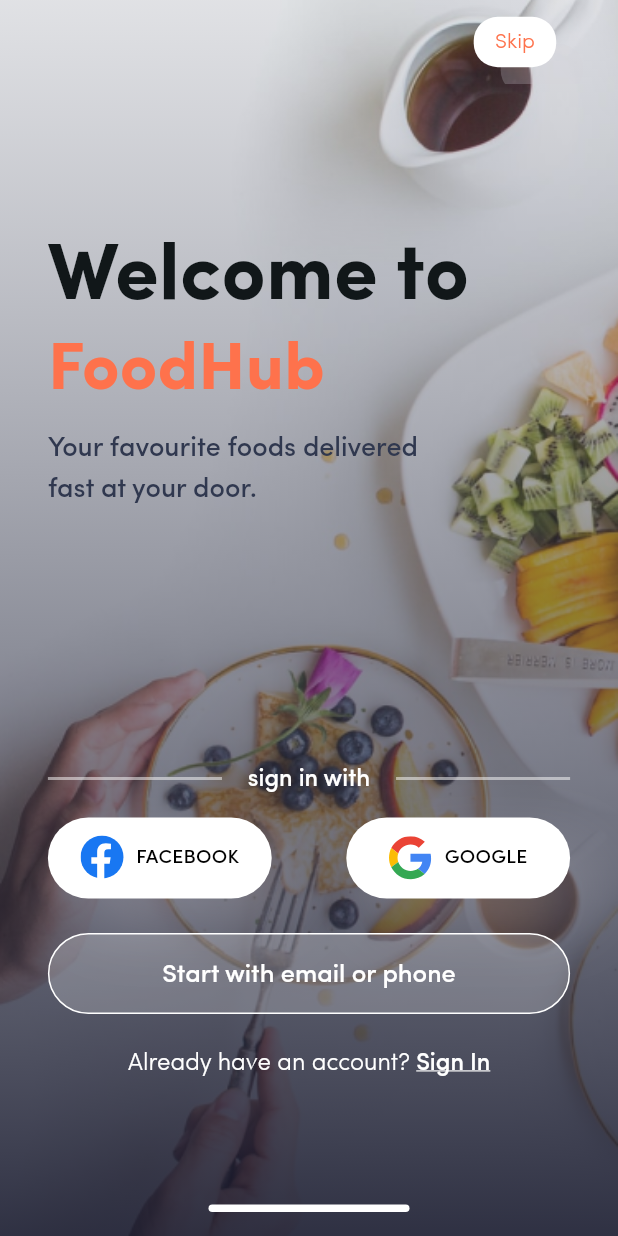
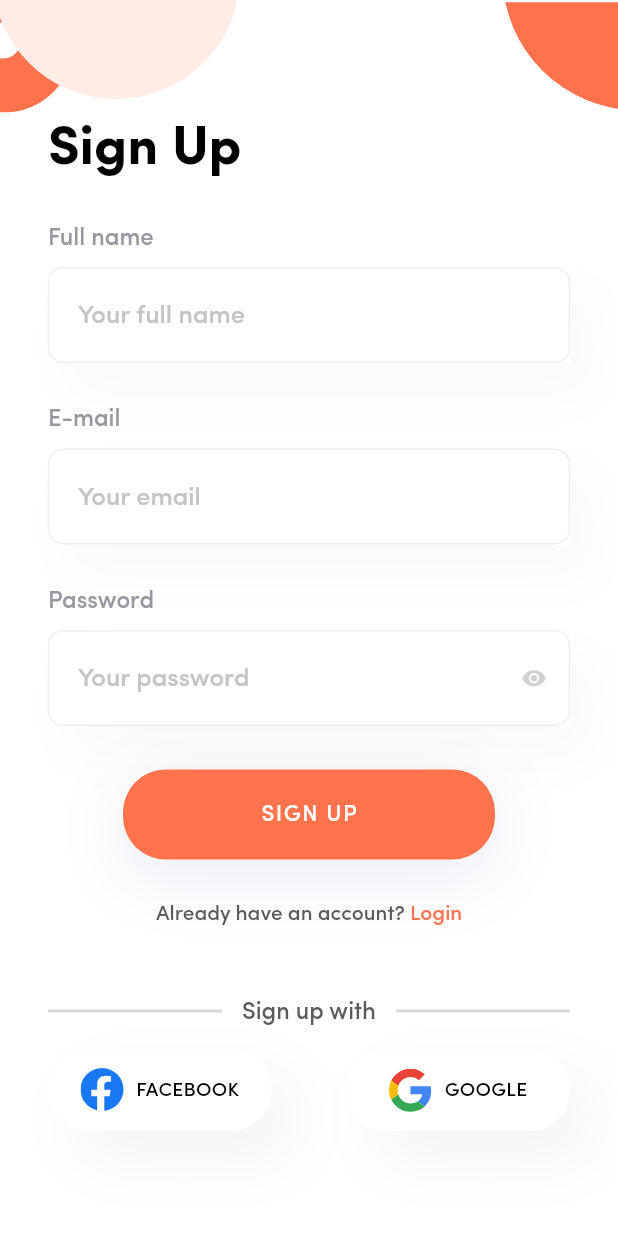
Before and after one commit to TuNinh99/food_app, a Flutter app: the screen it shows after launch, on a phone screen of 412 x 824 dp. Run offline on Flutter 3.47's test engine with Material 2 defaults, Android fonts, the light colour scheme and no system bars; our stand-ins replace device_preview, flutter_svg.

Commit message:
Signup page

```diff
--- a/lib/main.dart
+++ b/lib/main.dart
@@ -4,6 +4,7 @@ import 'package:flutter/material.dart';
 import 'package:food_app/pages/category_page.dart';
 import 'package:food_app/pages/food_page.dart';
 import 'package:food_app/pages/home_page.dart';
+import 'package:food_app/pages/signup_page.dart';
 import 'package:food_app/pages/splash_page.dart';
 import 'package:food_app/pages/welcome_page.dart';
 
@@ -32,10 +33,11 @@ class FoodApp extends StatelessWidget {
         primarySwatch: Colors.blue,
       ),
       // home: const HomePage(),
-      initialRoute: '$WelcomePage',
+      initialRoute: '$SignUpPage',
       routes: {
         '$SplashPage': (context) => const SplashPage(),
         '$WelcomePage': (context) => const WelcomePage(),
+        '$SignUpPage': (context) => const SignUpPage(),
         '$HomePage': (context) => const HomePage(),
         '$FoodPage': (context) => const FoodPage(),
         '$CategoryPage': (context) => const CategoryPage(),
--- /dev/null
+++ b/lib/pages/signup_page.dart
@@ -0,0 +1,233 @@
+import 'package:flutter/material.dart';
+import 'package:flutter_svg/flutter_svg.dart';
+import 'package:food_app/utils/common_define.dart';
+import 'package:food_app/utils/themes.dart';
+import 'package:food_app/widgets/signin_buttonm_group.dart';
+
+class SignUpPage extends StatelessWidget {
+  const SignUpPage({super.key});
+
+  @override
+  Widget build(BuildContext context) {
+    final Size size = MediaQuery.of(context).size;
+    return Scaffold(
+      backgroundColor: kColorWhite,
+      body: Column(
+        crossAxisAlignment: CrossAxisAlignment.start,
+        children: [
+          Row(
+            mainAxisAlignment: MainAxisAlignment.spaceBetween,
+            children: [
+              SvgPicture.asset('assets/images/topLeft_cover.svg'),
+              SvgPicture.asset('assets/images/topRight_cover.svg'),
+            ],
+          ),
+          Padding(
+            padding: EdgeInsets.symmetric(horizontal: size.width * 0.0775),
+            child: Column(
+              crossAxisAlignment: CrossAxisAlignment.start,
+              children: [
+                Text(
+                  'Sign Up',
+                  style: PrimaryFont.semiBold(36.5).copyWith(
+                    color: kColorBlack,
+                    height: 1.2,
+                  ),
+                ),
+                SizedBox(
+                  height: size.height > 800 ? 31 : 10,
+                ),
+                const _InputGroup(
+                  title: 'Full name',
+                  hintText: 'Your full name',
+                ),
+                SizedBox(
+                  height: size.height > 800 ? 29 : 10,
+                ),
+                const _InputGroup(
+                  title: 'E-mail',
+                  hintText: 'Your email',
+                  inputType: InputType.Email,
+                ),
+                SizedBox(
+                  height: size.height > 800 ? 29 : 10,
+                ),
+                const _InputGroup(
+                  title: 'Password',
+                  hintText: 'Your password',
+                  inputType: InputType.Password,
+                ),
+                SizedBox(
+                  height: size.height > 800 ? 29 : 20,
+                ),
+                Center(
+                  child: Container(
+                    height: 60,
+                    width: 248,
+                    decoration: const BoxDecoration(
+                      color: kColorPrimary,
+                      borderRadius: BorderRadius.all(
+                        Radius.circular(28.5),
+                      ),
+                      boxShadow: [
+                        BoxShadow(
+                          offset: Offset(0, 10),
+                          blurRadius: 40,
+                          color: Color.fromRGBO(122, 129, 190, 0.16),
+                        )
+                      ],
+                    ),
+                    child: Center(
+                      child: Text(
+                        'SIGN UP',
+                        style: PrimaryFont.medium(15).copyWith(
+                          color: kColorWhite,
+                          height: 1,
+                          letterSpacing: 1,
+                        ),
+                      ),
+                    ),
+                  ),
+                ),
+                SizedBox(
+                  height: size.height > 800 ? 29 : 15,
+                ),
+                Center(
+                  child: RichText(
+                    text: TextSpan(
+                      text: 'Already have an account? ',
+                      style: PrimaryFont.medium(14).copyWith(
+                        color: const Color(0XFF5B5B5E),
+                        height: 1,
+                      ),
+                      children: [
+                        TextSpan(
+                          text: 'Login',
+                          style: PrimaryFont.medium(14).copyWith(
+                            color: kColorPrimary,
+                            height: 1,
+                          ),
+                        ),
+                      ],
+                    ),
+                  ),
+                ),
+                // const Spacer(),
+                SizedBox(
+                  height: size.height > 800 ? 50 : 15,
+                ),
+                const SignInButtonGroup(
+                  titleGroup: 'Sign up with',
+                  textColor: Color(0XFF5B5B5E),
+                  lineColor: Color.fromRGBO(179, 179, 179, 0.5),
+                ),
+              ],
+            ),
+          ),
+        ],
+      ),
+    );
+  }
+}
+
+class _InputGroup extends StatefulWidget {
+  const _InputGroup(
+      {this.title = '', this.hintText = '', this.inputType = InputType.Normal});
+
+  final String title;
+  final String hintText;
+  final InputType inputType;
+
+  @override
+  State<_InputGroup> createState() => _InputGroupState();
+}
+
+class _InputGroupState extends State<_InputGroup> {
+  bool _isHidePassword = true;
+
+  @override
+  Widget build(BuildContext context) {
+    return Column(
+      crossAxisAlignment: CrossAxisAlignment.start,
+      children: [
+        Text(
+          widget.title,
+          style: PrimaryFont.medium(16).copyWith(
+            color: const Color(0XFF9796A1),
+            height: 1,
+          ),
+        ),
+        const SizedBox(
+          height: 12,
+        ),
+        Container(
+          decoration: const BoxDecoration(
+            color: kColorWhite,
+            boxShadow: [
+              BoxShadow(
+                offset: Offset(15, 20),
+                blurRadius: 30,
+                color: Color.fromRGBO(233, 233, 233, 0.25),
+              ),
+            ],
+          ),
+          child: TextFormField(
+            keyboardType: widget.inputType == InputType.Email
+                ? TextInputType.emailAddress
+                : TextInputType.none,
+            obscureText: widget.inputType == InputType.Password
+                ? _isHidePassword
+                : false,
+            decoration: InputDecoration(
+              hintText: widget.hintText,
+              suffixIcon: widget.inputType == InputType.Password
+                  ? IconButton(
+                      onPressed: () => setState(() {
+                        _isHidePassword = !_isHidePassword;
+                      }),
+                      icon: Icon(
+                        _isHidePassword
+                            ? Icons.visibility
+                            : Icons.visibility_off,
+                        color: const Color(0XFFD0D2D1),
+                        size: 17,
+                      ),
+                      splashColor: Colors.transparent,
+                      highlightColor: Colors.transparent,
+                      hoverColor: Colors.transparent,
+                    )
+                  : null,
+              hintStyle: PrimaryFont.medium(17).copyWith(
+                color: const Color(0XFFC4C4C4),
+                height: 1,
+              ),
+              enabledBorder: OutlineInputBorder(
+                borderRadius: BorderRadius.circular(10.0),
+                borderSide: const BorderSide(
+                  width: 1,
+                  style: BorderStyle.solid,
+                  color: Color(0XFFEEEEEE),
+                ),
+              ),
+              focusedBorder: OutlineInputBorder(
+                borderRadius: BorderRadius.circular(10.0),
+                borderSide: const BorderSide(
+                  color: kColorPrimary,
+                ),
+              ),
+              contentPadding: const EdgeInsets.only(
+                left: 20,
+                top: 25,
+                bottom: 22,
+              ),
+            ),
+            style: PrimaryFont.medium(17).copyWith(
+              color: const Color(0XFF111719),
+              height: 1,
+            ),
+          ),
+        ),
+      ],
+    );
+  }
+}
--- /dev/null
+++ b/lib/utils/common_define.dart
@@ -0,0 +1,3 @@
+// ignore_for_file: constant_identifier_names
+
+enum InputType { Normal, Email, Phone, Password }
--- a/lib/widgets/signin_buttonm_group.dart
+++ b/lib/widgets/signin_buttonm_group.dart
@@ -3,17 +3,28 @@ import 'package:flutter_svg/flutter_svg.dart';
 import 'package:food_app/utils/themes.dart';
 
 class SignInButtonGroup extends StatelessWidget {
-  const SignInButtonGroup(
-      {super.key, this.textColor = kColorWhite, this.distance = 18});
+  const SignInButtonGroup({
+    super.key,
+    this.titleGroup = '',
+    this.textColor = kColorWhite,
+    this.distance = 18,
+    this.lineColor = kColorWhite,
+  });
 
+  final String titleGroup;
   final Color textColor;
   final double distance;
+  final Color lineColor;
 
   @override
   Widget build(BuildContext context) {
     return Column(
       children: [
-        SignInWith(textColor: textColor),
+        TitleGroup(
+          title: titleGroup,
+          textColor: textColor,
+          lineColor: lineColor,
+        ),
         SizedBox(
           height: distance,
         ),
@@ -82,10 +93,17 @@ class _SignInButton extends StatelessWidget {
   }
 }
 
-class SignInWith extends StatelessWidget {
-  const SignInWith({super.key, required this.textColor});
+class TitleGroup extends StatelessWidget {
+  const TitleGroup({
+    super.key,
+    required this.textColor,
+    required this.title,
+    this.lineColor = kColorWhite,
+  });
 
+  final String title;
   final Color textColor;
+  final Color lineColor;
 
   @override
   Widget build(BuildContext context) {
@@ -97,7 +115,7 @@ class SignInWith extends StatelessWidget {
             decoration: BoxDecoration(
               border: Border.all(
                 width: 1,
-                color: const Color.fromRGBO(255, 255, 255, 0.5),
+                color: lineColor,
                 style: BorderStyle.solid,
               ),
             ),
@@ -106,9 +124,9 @@ class SignInWith extends StatelessWidget {
         Expanded(
           child: Center(
             child: Text(
-              'sign in with',
+              title,
               style: PrimaryFont.medium(16).copyWith(
-                color: kColorWhite,
+                color: textColor,
                 height: 1,
               ),
             ),
@@ -119,12 +137,12 @@ class SignInWith extends StatelessWidget {
             decoration: BoxDecoration(
               border: Border.all(
                 width: 1,
-                color: const Color.fromRGBO(255, 255, 255, 0.5),
+                color: lineColor,
                 style: BorderStyle.solid,
               ),
             ),
           ),
-        )
+        ),
       ],
     );
   }
```
Also changed, not shown: assets/images/topLeft_cover.svg (added), assets/images/topRight_cover.svg (added).
